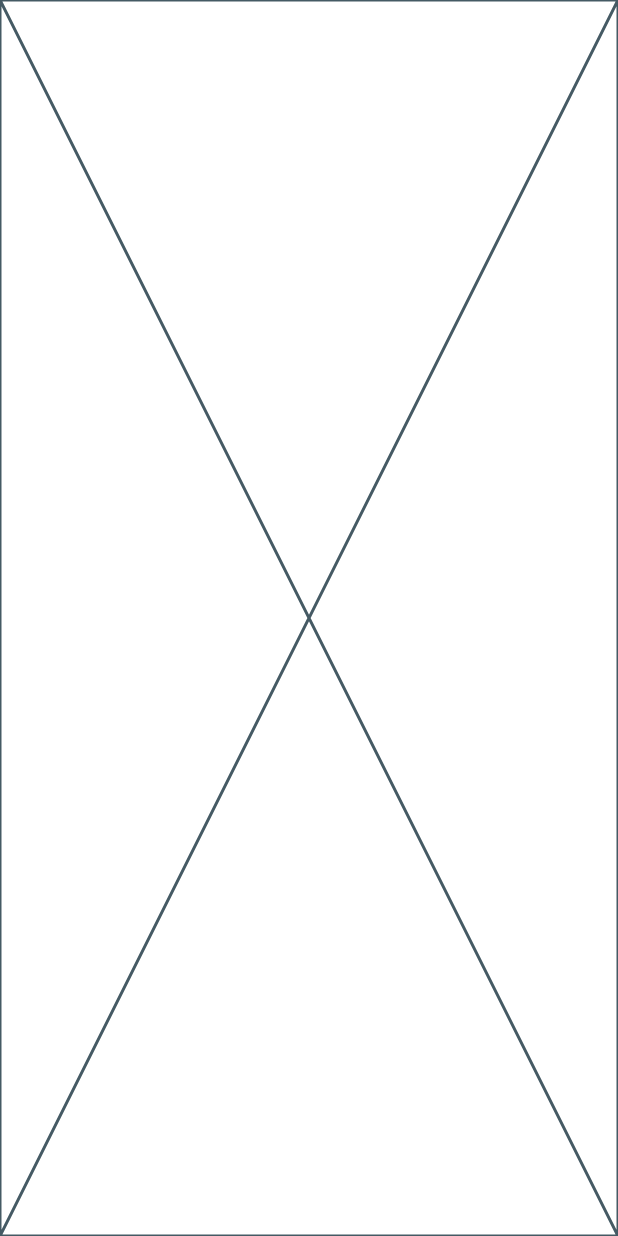
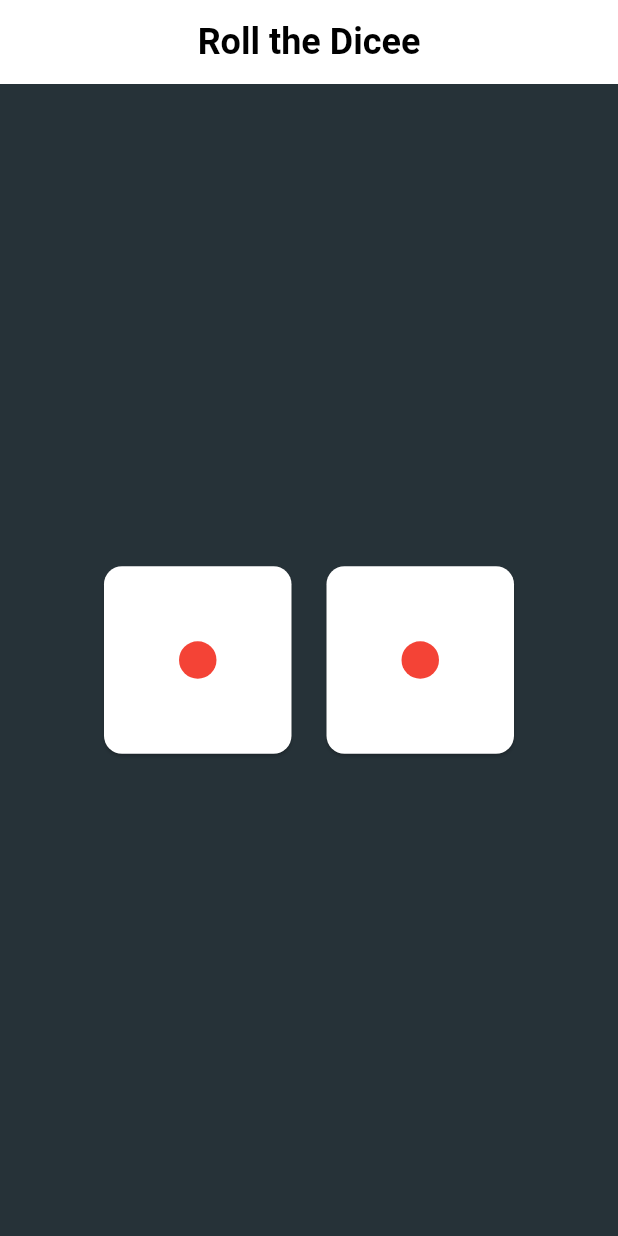
Before and after one commit to Shubhamlathiyaio/-dicee, a Flutter app: the screen it shows after launch, on a phone screen of 412 x 824 dp. Run offline on Flutter 3.47's test engine with Material 3 defaults, Android fonts, the phone set to English and light mode, and no system bars.

Commit message:
Done the Dicee

```diff
--- /dev/null
+++ b/lib/commons/common_text.dart
@@ -0,0 +1,73 @@
+import 'package:flutter/material.dart';
+
+class CommonText extends StatelessWidget {
+  final String data;
+  final double? fontSize;
+  final FontWeight? fontWeight;
+  final Color? fontColor;
+  final TextStyle? style;
+  final TextAlign? textAlign;
+  final int? maxLines;
+  final TextOverflow? overflow;
+
+  const CommonText({
+    Key? key,
+    required this.data,
+    this.fontSize,
+    this.fontWeight = FontWeight.bold, // 🎯 Default to bold
+    this.fontColor,
+    this.style,
+    this.textAlign,
+    this.maxLines,
+    this.overflow,
+  }) : super(key: key);
+
+  @override
+  Widget build(BuildContext context) {
+    final defaultStyle = Theme.of(context).textTheme.bodyMedium;
+
+    return Text(
+      data,
+      style: style?.copyWith(
+            fontSize: fontSize ?? style?.fontSize ?? defaultStyle?.fontSize,
+            fontWeight: fontWeight ?? style?.fontWeight ?? defaultStyle?.fontWeight,
+            color: fontColor ?? style?.color ?? defaultStyle?.color,
+          ) ??
+          TextStyle(
+            fontSize: fontSize ?? defaultStyle?.fontSize,
+            fontWeight: fontWeight ?? defaultStyle?.fontWeight,
+            color: fontColor ?? defaultStyle?.color,
+          ),
+      textAlign: textAlign,
+      maxLines: maxLines,
+      overflow: overflow,
+    );
+  }
+}
+
+
+
+
+// AI Prompt to Add another functionaliti 👇
+/*
+
+You are an expert Flutter developer.
+I have a `CommonText` widget in Flutter. Here's the current code:
+
+[PASTE COMMONTEXT CODE HERE]
+
+👉 The widget currently supports:
+- `fontSize` – Custom size for the text.
+- `fontWeight` – Custom weight (default = bold).
+- `fontColor` – Custom color (defaults to theme).
+- `textAlign` – Aligns the text.
+- `maxLines` – Maximum number of lines.
+- `overflow` – Handles text overflow.
+
+💡 I want to modify this widget by **adding a new property**. Here’s what I need:
+1. [Describe the new property, e.g., "Add textScaler property to adjust text size"]
+
+🚀 **Update the code accordingly and provide the modified widget!**
+
+
+ */
--- /dev/null
+++ b/lib/constents/color.dart
@@ -0,0 +1,7 @@
+import 'package:flutter/material.dart';
+
+Color? appBG = Colors.blueGrey[900];
+const Color diceeBG = Colors.white;
+const Color appBarBG = Colors.white;
+const Color appBarFont = Colors.black;
+const Color dotColor = Colors.red;
--- a/lib/pages/home_page.dart
+++ b/lib/pages/home_page.dart
@@ -1,10 +1,55 @@
+import 'dart:math';
+
+import 'package:dicee/commons/common_text.dart';
+import 'package:dicee/constents/color.dart';
+import 'package:dicee/resources/dicee.dart';
 import 'package:flutter/material.dart';
 
-class HomePage extends StatelessWidget {
+class HomePage extends StatefulWidget {
   const HomePage({super.key});
 
   @override
+  State<HomePage> createState() => _HomePageState();
+}
+
+class _HomePageState extends State<HomePage> {
+  int side1 = Random().nextInt(5) + 1;
+  int side2 = Random().nextInt(5) + 1;
+
+  void shuffle() {
+    side1 = Random().nextInt(5) + 1;
+    side2 = Random().nextInt(5) + 1;
+    setState(() {});
+  }
+
+  @override
   Widget build(BuildContext context) {
-    return const Placeholder();
+    return Scaffold(
+      backgroundColor: appBG,
+      appBar: AppBar(
+        backgroundColor: appBarBG,
+        centerTitle: true,
+        title: CommonText(
+          data: "Roll the Dicee",
+          fontColor: appBarFont,
+          fontSize: 24,
+        ),
+      ),
+      body: Center(
+          child: Padding(
+        padding: const EdgeInsets.all(50),
+        child: Row(
+          mainAxisAlignment: MainAxisAlignment.spaceEvenly,
+          children: [
+            GestureDetector(
+                onTap: shuffle,
+                child: Dicee(side: side1).getDicee()),
+            GestureDetector(
+                onTap: shuffle,
+                child: Dicee(side: side2).getDicee()),
+          ],
+        ),
+      )),
+    );
   }
 }
--- /dev/null
+++ b/lib/resources/dicee.dart
@@ -0,0 +1,62 @@
+import 'package:dicee/constents/color.dart';
+import 'package:flutter/material.dart';
+
+class Dicee {
+  int side;
+  double padding = 125;
+  Dicee({required this.side});
+  Widget getDicee() {
+    return SizedBox.square(
+      child: Card(
+        color: diceeBG,
+          child: Padding(
+            padding: const EdgeInsets.all(10),
+            child: Column(
+              mainAxisSize: MainAxisSize.min,
+              children: [
+                for (int i = 0; i < 3; i++)
+                  Row(
+                    mainAxisSize: MainAxisSize.min,
+                    children: [
+                      for (int j = 0; j < 3; j++)
+                        dot(shouldeColord(i * 3 + j + 1, side), 25)
+                    ],
+                  )
+              ],
+            ),
+          )),
+    );
+  }
+
+  bool shouldeColord(int ind, int side) {
+    switch (side) {
+      case 1:
+        return ind == 5;
+      case 2:
+        return ind == 1 || ind == 9;
+      case 3:
+        return ind == 1 || ind == 5 || ind == 9;
+      case 4:
+        return ind == 1 || ind == 3 || ind == 7 || ind == 9;
+      case 5:
+        return ind % 2 == 1;
+      case 6:
+        return ind!=2 && ind!=8;
+      default:
+        return false;
+    }
+  }
+}
+
+Widget dot(bool isColor, double size) {
+  return Padding(
+    padding: EdgeInsets.all(5),
+    child: Container(
+      height: size,
+      width: size,
+      decoration: BoxDecoration(
+          borderRadius: BorderRadius.circular(500),
+          color: isColor ? dotColor : Colors.transparent),
+    ),
+  );
+}
```
Also changed, not shown: lib/commons/CommonCircularIcon.dart (added, +55 -0 lines), lib/commons/common_button.dart (added, +119 -0 lines), lib/commons/common_chip.dart (added, +70 -0 lines), lib/commons/common_spacing.dart (added, +23 -0 lines), 63 other files.
